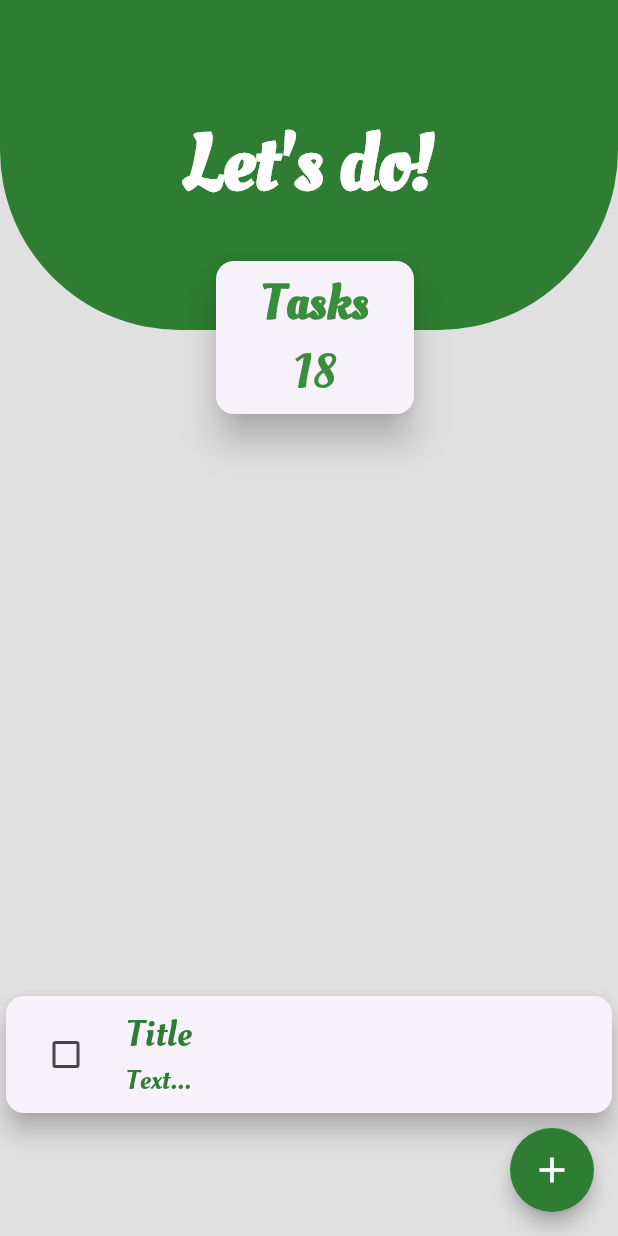
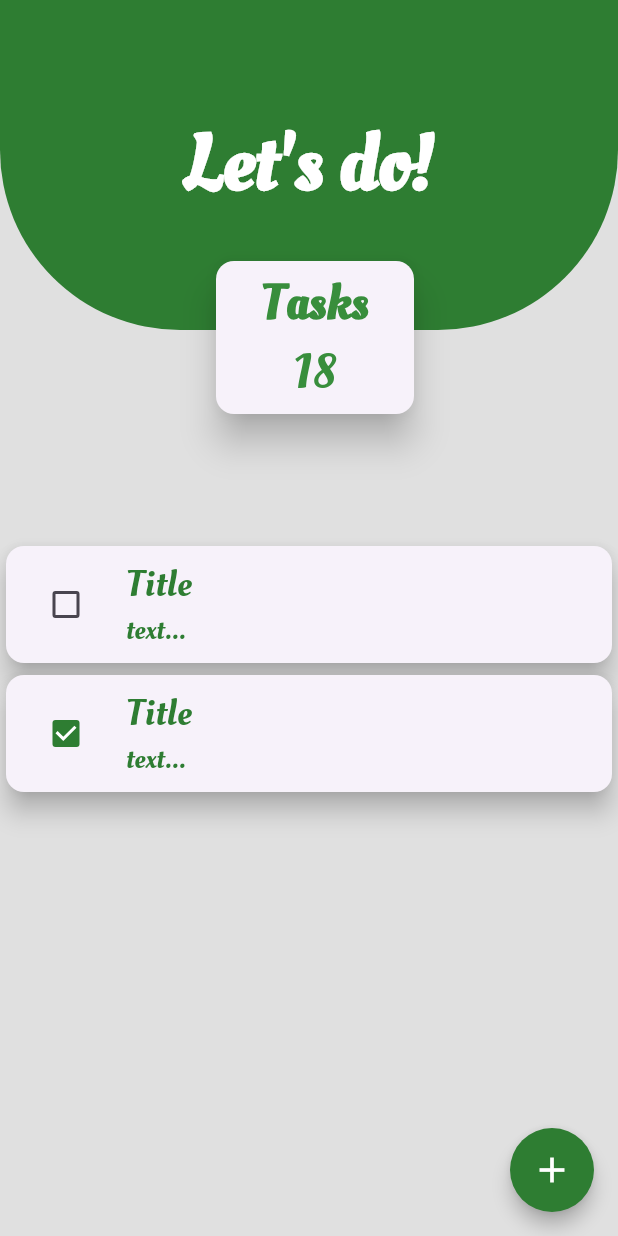
Before and after one commit to elham96dev/todo, a Flutter app: the screen it shows after launch, on a phone screen of 412 x 824 dp. Run offline on Flutter 3.47's test engine with Material 3 defaults, Android fonts, the phone set to English and light mode, and no system bars.

Commit message:
set watch provider to show task lists

```diff
--- a/lib/model/task_provider.dart
+++ b/lib/model/task_provider.dart
@@ -4,8 +4,8 @@ import 'package:todo_list/model/task.dart';
 
 class TaskProvider extends ChangeNotifier{
   final List<Task> taskList = [
-    Task(isDone: false, title: "title1", text: "text1"),
-    Task(isDone: true, title: "title2", text: "text2"),
+    Task(isDone: false, title: "Title", text: "text..."),
+    Task(isDone: true, title: "Title", text: "text..."),
   ];
   List<Task> get tasks => taskList;
 }
--- a/lib/views/home_view.dart
+++ b/lib/views/home_view.dart
@@ -1,6 +1,8 @@
 
 import 'package:flutter/material.dart';
+import 'package:provider/provider.dart';
 import 'package:todo_list/constants/color_constant.dart';
+import 'package:todo_list/model/task_provider.dart';
 import 'package:todo_list/widgets/header_widget.dart';
 
 class HomeView extends StatefulWidget {
@@ -14,6 +16,7 @@ class _HomeViewState extends State<HomeView> {
   bool checkBox = false;
   @override
   Widget build(BuildContext context) {
+    final watchProvider = context.watch<TaskProvider>();
   return SafeArea(
     child: Scaffold(
       backgroundColor: gray3,
@@ -39,16 +42,16 @@ class _HomeViewState extends State<HomeView> {
             SizedBox(
               height: 300,
               child: ListView.builder(
-                itemCount: 2,
+                itemCount: watchProvider.tasks.length,
                 itemBuilder:(context, index) {
-              },
-                      ),
-            ),
-            Card(
+                  // final tasks = watchProvider.tasks;
+                  // final task = tasks[index];
+                  final tasks = watchProvider.tasks[index];
+                  return Card(
               elevation: 7,
               child: ListTile(
                 title: Text(
-                  "Title",
+                  tasks.title,
                   style: TextStyle(
                     fontFamily: "todo",
                     fontSize: 24,
@@ -57,7 +60,7 @@ class _HomeViewState extends State<HomeView> {
                   ),
                 ),
                 subtitle: Text(
-                  "Text...",
+                  tasks.text,
                     style: TextStyle(
                     fontFamily: "todo",
                     fontSize: 18,
@@ -67,7 +70,7 @@ class _HomeViewState extends State<HomeView> {
                 leading: Checkbox(
                   checkColor: Colors.white,
                   activeColor: Colors.green.shade800,
-                  value: checkBox,
+                  value: tasks.isDone,
                   onChanged: (value) {
                     setState(() {
                       checkBox = value ?? false;
@@ -75,12 +78,16 @@ class _HomeViewState extends State<HomeView> {
                   }
                 ),
               ),
-            )
-          ],
+            );
+          },
+          ),
         ),
-      ),
+
+      ],
     ),
-  );
+  ),
+),
+);
 
-  }
 }
+}
```
